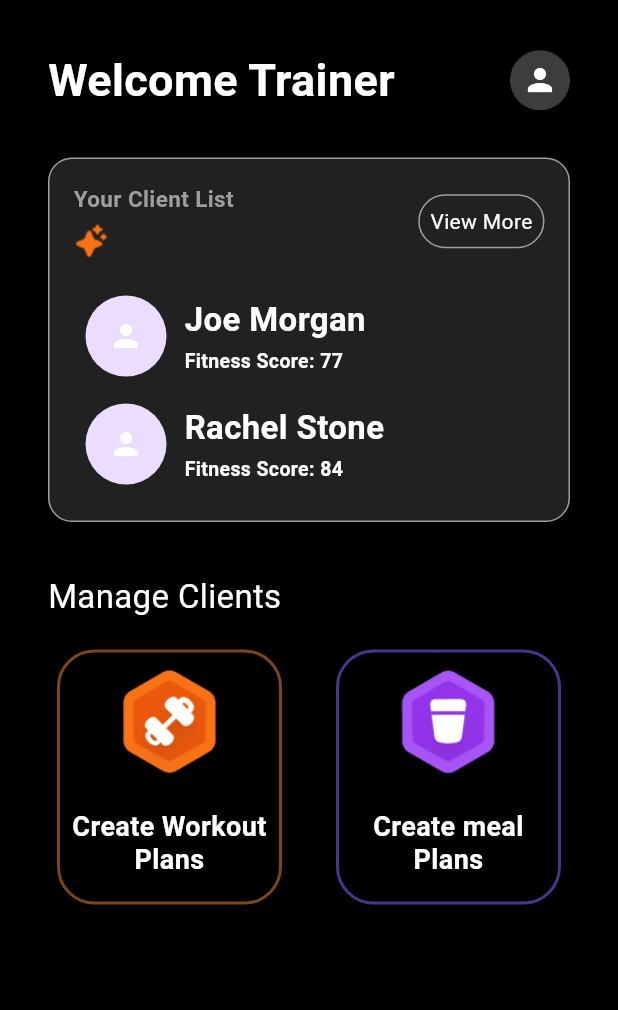
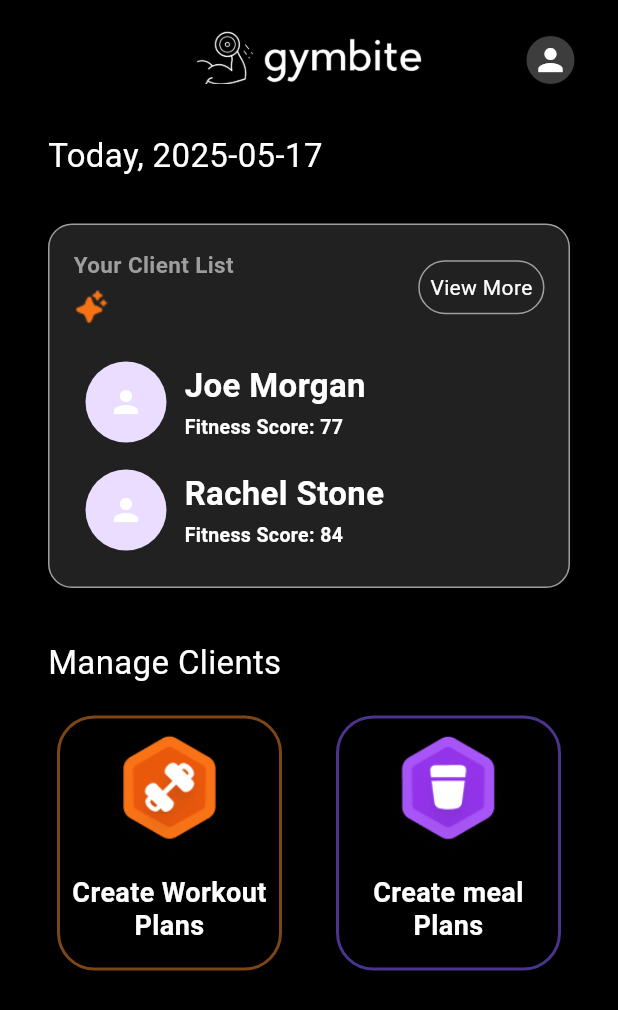
Before and after one commit to Nouman13388/gym_bite, a Flutter app: the TrainerDashboardView screen opened by its route, on a phone screen of 412 x 824 dp. Shown: the top 1010 px of the screen. Run offline on Flutter 3.47's test engine with Material 3 defaults, Android fonts, the phone set to English and light mode, and no system bars; our stand-ins replace firebase_auth, firebase_core, fl_chart, get; accounts and stored records are empty; network calls fail.

Commit message:
Updated Trainer Dashboard
Added App logo in the app-bar.

```diff
--- a/lib/modules/dashboard/views/trainer_dashboard_view.dart
+++ b/lib/modules/dashboard/views/trainer_dashboard_view.dart
@@ -1,5 +1,6 @@
 import 'package:flutter/material.dart';
 import 'package:get/get.dart';
+import 'package:gym_bite/modules/dashboard/controllers/trainer_dashboard_controller.dart';
 import '../controllers/dashboard_controller.dart';
 
 class TrainerDashboardView extends GetView<DashboardController> {
@@ -7,7 +8,30 @@ class TrainerDashboardView extends GetView<DashboardController> {
 
   @override
   Widget build(BuildContext context) {
+    DateTime now = DateTime.now();
+    String formattedDate = "${now.year}-${now.month.toString().padLeft(2, '0')}-${now.day.toString().padLeft(2, '0')}";
     return Scaffold(
+      appBar: AppBar(
+        backgroundColor: Colors.black,
+        centerTitle: true,
+        elevation: 0,
+        title: Padding(
+          padding: EdgeInsets.only(top: 24.0),
+          child:
+          Image.asset(
+            'assets/images/gymBite logo.png',
+            height: 50, // adjust based on your image size
+          ),),
+        actions: [
+          SizedBox(height: 10,),
+          Padding(padding: EdgeInsets.only(top: 24.0),
+            child: CircleAvatar(
+              backgroundColor: Colors.white24,
+              child: Icon(Icons.person, color: Colors.white),
+            ),),
+          SizedBox(width: 25,),
+        ],
+      ),
       backgroundColor: Colors.black,
       body: SafeArea(
         child: ListView(
@@ -16,14 +40,14 @@ class TrainerDashboardView extends GetView<DashboardController> {
             // Header
             Row(
               mainAxisAlignment: MainAxisAlignment.spaceBetween,
-              children: const [
+              children:[
                 Text(
-                  "Welcome Trainer",
-                  style: TextStyle(color: Colors.white, fontSize: 30, fontWeight: FontWeight.bold),
-                ),
-                CircleAvatar(
-                  backgroundColor: Colors.white24,
-                  child: Icon(Icons.person, color: Colors.white),
+                  "Today, $formattedDate",
+                  style: TextStyle(
+                    color: Colors.white,
+                    fontSize: 22,
+                    fontWeight: FontWeight.w400,
+                  ),
                 ),
               ],
             ),
@@ -226,3 +250,15 @@ class _ManageTile extends StatelessWidget {
     );
   }
 }
+
+void main() {
+  // Manually inject the controller for testing
+  Get.put(TrainerDashboardController());
+
+  runApp(
+    GetMaterialApp(
+      debugShowCheckedModeBanner: false,
+      home: TrainerDashboardView(), // Directly running the screen
+    ),
+  );
+}
```
